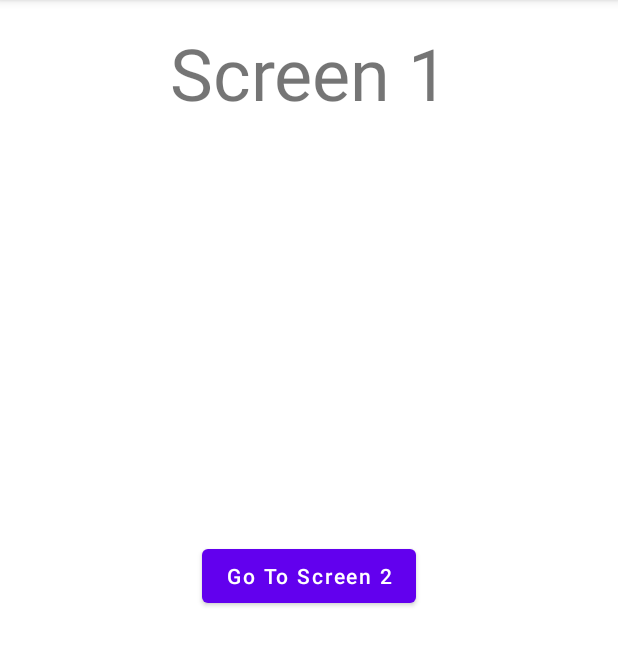
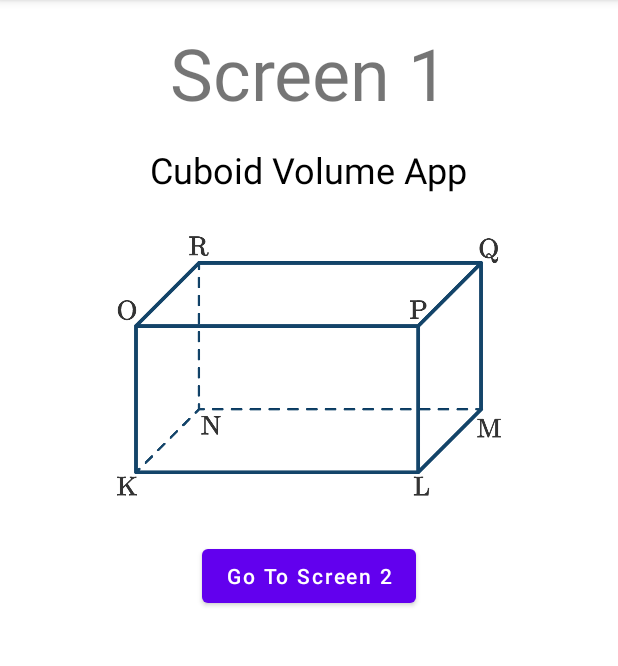
Before and after one commit to felixchiuman/Binar_challenge_ch3, an Android app: the screen it shows after launch (MainActivity), on a phone screen of 412 x 824 dp, the part 84-750 px from its top. Run offline under Robolectric (Android 15) with nearby library versions, the phone set to English and light mode, and no system bars.

Commit message:
ver 1.4 (Minor UI Improvement)

```diff
--- a/app/src/main/res/layout/fragment_pertama.xml
+++ b/app/src/main/res/layout/fragment_pertama.xml
@@ -17,6 +17,30 @@
         android:text="Screen 1"
         android:textSize="48sp"/>
 
+    <TextView
+        android:id="@+id/tv_screen2"
+        android:layout_width="wrap_content"
+        android:layout_height="wrap_content"
+        app:layout_constraintTop_toBottomOf="@id/tv_screen1"
+
+        app:layout_constraintStart_toStartOf="parent"
+        app:layout_constraintEnd_toEndOf="parent"
+        android:layout_margin="16dp"
+        android:text="Cuboid Volume App"
+        android:textColor="@color/black"
+        android:textSize="24sp"/>
+
+    <ImageView
+        android:id="@+id/img_balok"
+        android:layout_width="256dp"
+        android:layout_height="256dp"
+        app:layout_constraintTop_toTopOf="parent"
+        app:layout_constraintBottom_toTopOf="@id/btn_to_fragment2"
+        app:layout_constraintStart_toStartOf="parent"
+        app:layout_constraintEnd_toEndOf="parent"
+        android:layout_marginTop="128dp"
+        android:src="@drawable/balok"/>
+
     <Button
         android:id="@+id/btn_to_fragment2"
         android:layout_width="wrap_content"
```
Also changed, not shown: app/src/main/res/layout/fragment_keempat.xml (+10 -3 lines), app/src/main/res/drawable/balok.png (added).
